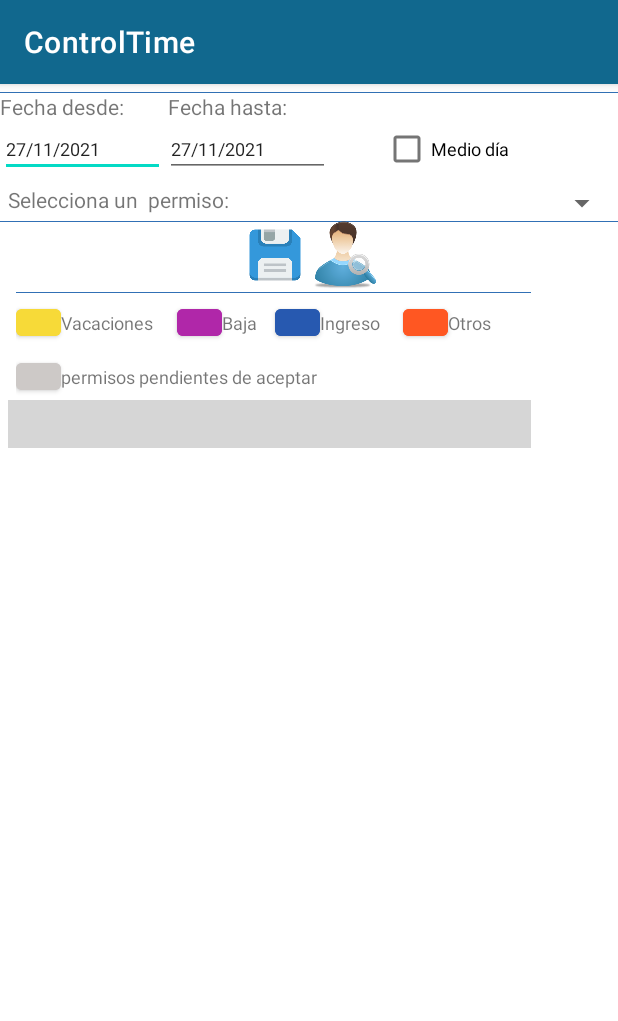
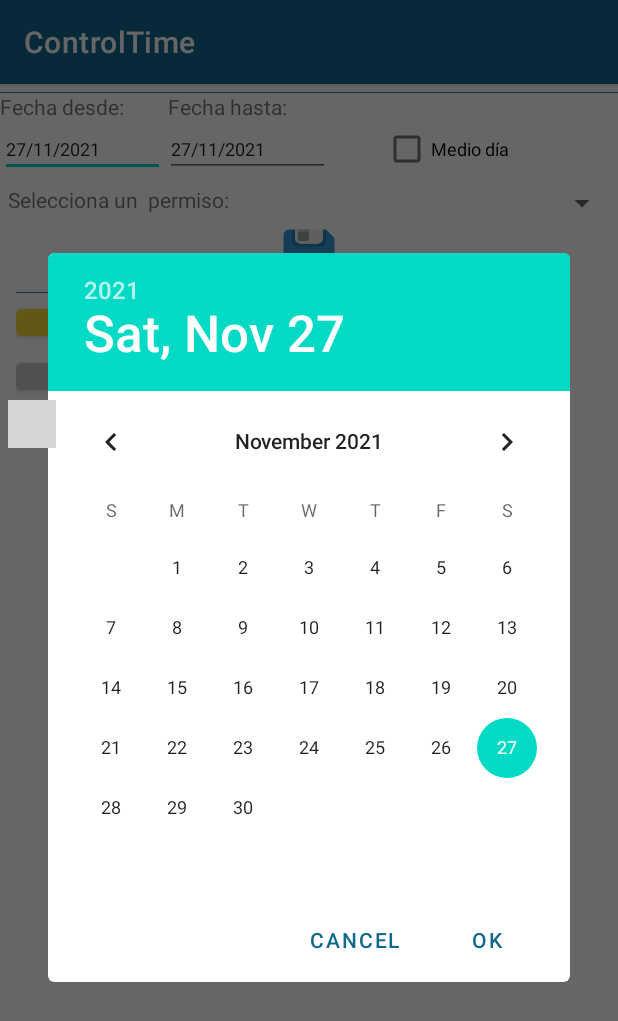
Before and after one commit to cristianCeba/ControlTime, an Android app: the fragment ClsFragmentoPermiso shown on its own in the app's theme, on a phone screen of 412 x 824 dp. Shown: the top 1021 px of the screen. Run offline under Robolectric (Android 15) with nearby library versions, the phone set to English and light mode, and no system bars; our stand-ins replace Firebase (no records; nobody signed in at launch, a user with empty details on screens opened directly), Volley; libraries missing offline, so code that uses them is left out: sun.bob.mcalendarview; plain views replace MCalendarView; 1 statement that could not run was skipped; grey boxes are pictures that could not be loaded.

Commit message:
2.11.1-beta

```diff
--- a/app/src/main/AndroidManifest.xml
+++ b/app/src/main/AndroidManifest.xml
@@ -15,13 +15,14 @@
         android:usesCleartextTraffic="true">
         <activity
             android:name=".Actividades.Activity_Login"
-            android:label="@string/title_activity_splash"></activity>
+            android:label="@string/title_activity_splash" />
         <activity
             android:name=".Actividades.Activity_Navegador"
             android:label="@string/title_activity__navegador"
             android:theme="@style/Theme.ControlTime.NoActionBar" />
         <activity android:name=".Actividades.Activity_ResetPassword" />
-        <activity android:name=".Actividades.Splash"
+        <activity
+            android:name=".Actividades.Splash"
             android:theme="@style/Theme.ControlTime.NoActionBar">
             <intent-filter>
                 <action android:name="android.intent.action.MAIN" />
--- a/app/src/main/java/com/example/controltime/Clases/ClsPermisos.java
+++ b/app/src/main/java/com/example/controltime/Clases/ClsPermisos.java
@@ -163,7 +163,7 @@ public class ClsPermisos {
             DbConnection.statement = DbConnection.connection.createStatement();
             ResultSet rs = DbConnection.statement.executeQuery("SELECT * FROM  ct_permisos " +
                     " WHERE usuarioId ='" + idUsuario + "' AND ((desdeFecha BETWEEN '" + diaIni + "' AND '" + diaFin + "')" +
-                    " OR (hastaFecha BETWEEN '" + diaIni + "' AND '" + diaFin + "'))");
+                    " OR (hastaFecha BETWEEN '" + diaIni + "' AND '" + diaFin + "')) ORDER BY desdeFecha");
             while (rs.next()) {
                 int permisosId= Integer.parseInt(rs.getString("permisosId"));
                 String desdeFecha=rs.getString("desdeFecha");
--- a/app/src/main/java/com/example/controltime/Fragmentos/ClsFragmentoPermiso.java
+++ b/app/src/main/java/com/example/controltime/Fragmentos/ClsFragmentoPermiso.java
@@ -6,6 +6,7 @@ import android.os.Bundle;
 
 import androidx.fragment.app.Fragment;
 
+import android.text.InputType;
 import android.view.LayoutInflater;
 import android.view.View;
 import android.view.ViewGroup;
@@ -17,6 +18,7 @@ import android.widget.CompoundButton;
 import android.widget.DatePicker;
 import android.widget.EditText;
 import android.widget.Spinner;
+import android.widget.Toast;
 
 import com.example.controltime.Clases.ClsPermisos;
 import com.example.controltime.Clases.ClsTipoPermiso;
@@ -24,6 +26,7 @@ import com.example.controltime.Clases.ClsUser;
 import com.example.controltime.Clases.ClsUtils;
 import com.example.controltime.Clases.DbConnection;
 import com.example.controltime.R;
+import com.google.firebase.database.collection.LLRBNode;
 
 import java.text.ParseException;
 import java.text.SimpleDateFormat;
@@ -138,24 +141,27 @@ public class ClsFragmentoPermiso extends Fragment {
 
         edtFechaDesde=(EditText) vista.findViewById(R.id.edtFechaDesde);
         edtFechaDesde.setText(date);
-        edtFechaDesde.setOnClickListener(new View.OnClickListener() {
+        edtFechaDesde.setOnFocusChangeListener(new View.OnFocusChangeListener() {
             @Override
-            public void onClick(View v) {
-                getFechaSeleccionada(edtFechaDesde);
-
-              //  edtFechaDesde.setText(edtFechaDesde.getText());
-               // Toast.makeText(getContext(),"onClick Fechadesde" + edtFechaDesde.getText() ,Toast.LENGTH_LONG).show();
+            public void onFocusChange(View v, boolean hasFocus) {
+                if(hasFocus) {
+                    edtFechaDesde.setInputType(InputType.TYPE_NULL);
+                    getFechaSeleccionada(edtFechaDesde);
+                }
             }
         });
 
 
+
         edtFechaHasta=(EditText) vista.findViewById(R.id.edtFechaHasta);
         edtFechaHasta.setText(date);
-        edtFechaHasta.setOnClickListener(new View.OnClickListener() {
+        edtFechaHasta.setOnFocusChangeListener(new View.OnFocusChangeListener() {
             @Override
-            public void onClick(View v) {
-                getFechaSeleccionada(edtFechaHasta);
-
+            public void onFocusChange(View v, boolean hasFocus) {
+                if(hasFocus) {
+                    edtFechaHasta.setInputType(InputType.TYPE_NULL);
+                    getFechaSeleccionada(edtFechaHasta);
+                }
             }
         });
         FechaDesde=edtFechaDesde.getText().toString();
@@ -215,7 +221,7 @@ public class ClsFragmentoPermiso extends Fragment {
 
         /*** BOTON VER PERMISOS*
          * mostramos los dias que tienen permisos solicitados en el calendario         *         * */
-        btnPermiso=(Button) vista.findViewById(R.id.btnPermiso);
+       /* btnPermiso=(Button) vista.findViewById(R.id.btnPermiso);
         btnPermiso.setOnClickListener(new View.OnClickListener() {
             @Override
             public void onClick(View v) {
@@ -223,7 +229,7 @@ public class ClsFragmentoPermiso extends Fragment {
               LlenaPermisos( objUser.usuarioId,edtFechaDesde.getText().toString(),edtFechaHasta.getText().toString() );
 
             }
-        });
+        });*/
 
 
 
@@ -253,7 +259,10 @@ public class ClsFragmentoPermiso extends Fragment {
                         }else
                         {
                             ClsUtils.MostrarMensajes(getContext(),mensaje,"",false,ClsUtils.actividadEnum.PERMISO);
-
+                            Calendar cal=Calendar.getInstance(TimeZone.getTimeZone("Europe/Paris"));;
+                            cal.setTime( new Date());
+                            int year = cal.get(Calendar.YEAR);
+                            LlenaPermisos( objUser.usuarioId,"01/01/"+year ,edtFechaHasta.getText().toString() );
                         }
                     }
                     //
@@ -274,6 +283,8 @@ public class ClsFragmentoPermiso extends Fragment {
 
     private void LlenaPermisos(int usuarioId,String desde , String hasta){
         cargaPermisos(usuarioId,desde,hasta);
+
+
         for(int i=0;i<=ArrayPermisos.size()-1;i++){
             try {
                 // colorDia=-1;
@@ -302,16 +313,20 @@ public class ClsFragmentoPermiso extends Fragment {
                             switch (ArrayPermisos.get(i).TipoPermiso){
                                 case 0: //Vacacions
                                     if (ArrayPermisos.get(i).Estado==0){
+                                      //  Toast.makeText(getContext(),"VACACIONES- COLOR GRIS  - ESTADO 0 Dia: " + d,Toast.LENGTH_LONG ).show();
                                         colorDia = Color.rgb(205,201,199);
                                     }else{
+                                      //  Toast.makeText(getContext(),"VACACIONES-  COLOR AMARILLO ,ESTADO 1 Dia: " + d,Toast.LENGTH_LONG ).show();
                                         colorDia=Color.rgb(247,218,56);
                                     }
                                     calendarView.markDate(y,m,d).setMarkedStyle(2,colorDia);
                                     break;
                                 case 1://Baja
                                     if (ArrayPermisos.get(i).Estado==0){
+                                     //   Toast.makeText(getContext(),"BAJA- COLOR GRIS  - ESTADO 0 Dia: " + d,Toast.LENGTH_LONG ).show();
                                         colorDia = Color.rgb(205,201,199);
                                     }else {
+                                    //    Toast.makeText(getContext(),"BAJA - COLOR MORADO  - ESTADO 1 Dia: " + d,Toast.LENGTH_LONG ).show();
                                         colorDia = Color.rgb(176, 39, 169);
                                     }
                                     calendarView.markDate(y,m,d).setMarkedStyle(3,colorDia);
--- a/app/src/main/res/layout/fragment_cls_fragmento_permiso.xml
+++ b/app/src/main/res/layout/fragment_cls_fragmento_permiso.xml
@@ -119,7 +119,7 @@
             android:layout_width="match_parent"
             android:layout_height="match_parent"
             android:gravity="center_horizontal"
-            android:background="@drawable/bordeslayout"
+
             android:orientation="horizontal">
             >
 
@@ -130,12 +130,12 @@
                 android:background="@drawable/guardara"
                 app:backgroundTint="@null" />
 
-            <Button
+           <!-- <Button
                 android:id="@+id/btnPermiso"
                 android:layout_width="45dp"
                 android:layout_height="45dp"
                 android:background="@drawable/search_male_user"
-                app:backgroundTint="@null" />
+                app:backgroundTint="@null" />-->
         </LinearLayout>
     </LinearLayout>
     <LinearLayout
@@ -229,8 +229,8 @@
 
         <LinearLayout
 
-            android:layout_width="match_parent"
-            android:layout_height="wrap_content"
+            android:layout_width="wrap_content"
+            android:layout_height="match_parent"
 
             android:orientation="horizontal">
 
@@ -239,8 +239,8 @@
                 android:id="@+id/calendar"
                 style="@style/CardView"
 
-                android:layout_width="match_parent"
-                android:layout_height="wrap_content"
+                android:layout_width="wrap_content"
+                android:layout_height="match_parent"
                 android:layout_marginBottom="20dp"></sun.bob.mcalendarview.MCalendarView>
         </LinearLayout>
 
--- /dev/null
+++ b/app/src/main/res/values/refs.xml
@@ -0,0 +1,2 @@
+<?xml version="1.0" encoding="utf-8"?>
+<resources></resources>
--- a/settings.gradle
+++ b/settings.gradle
@@ -3,5 +3,5 @@ include ':app'
 rootProject.name = "ControlTime"
 include ':biometric-auth'
 include ':biometric-auth'
-include ':huella'
 include ':biometric-auth'
+include ':biometric-auth'
```
Also changed, not shown: app/src/main/java/com/example/controltime/Actividades/Activity_Navegador.java (+16 -8 lines), app/src/main/java/com/example/controltime/Fragmentos/ClsFragmentInicio.java (added, +66 -0 lines), app/src/main/res/layout/fragment_cls_inicio.xml (added, +19 -0 lines), app/src/main/res/menu/activity_main_drawer.xml (+6 -1 lines), app/src/main/res/navigation/mobile_navigation.xml (+8 -3 lines).
